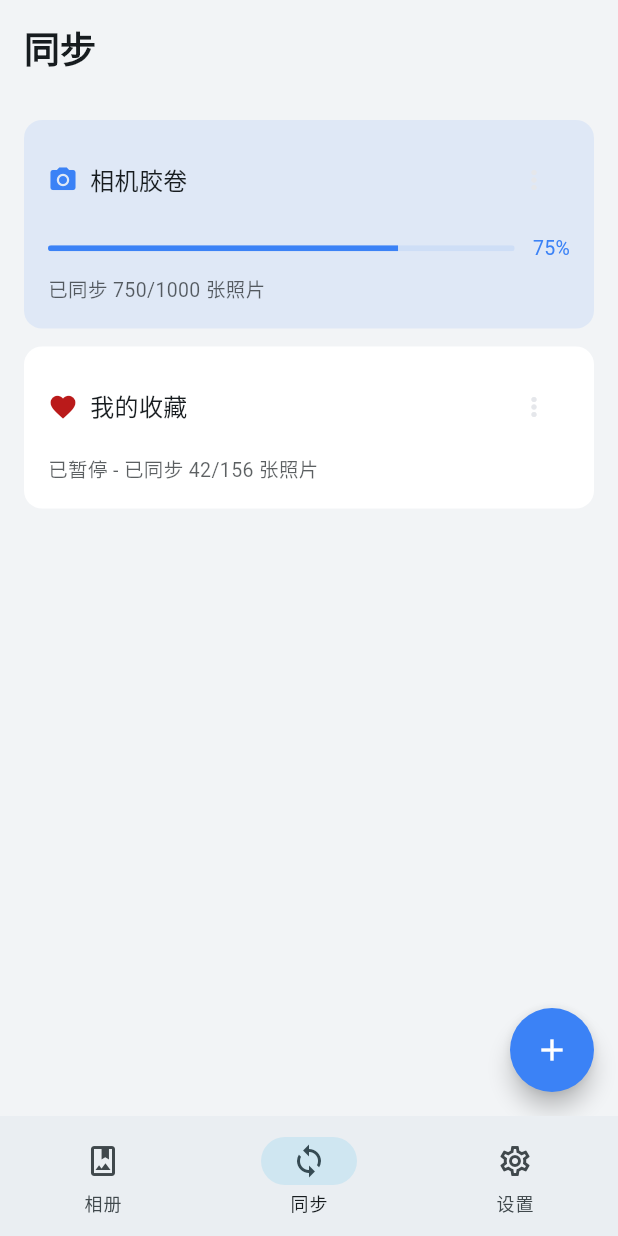
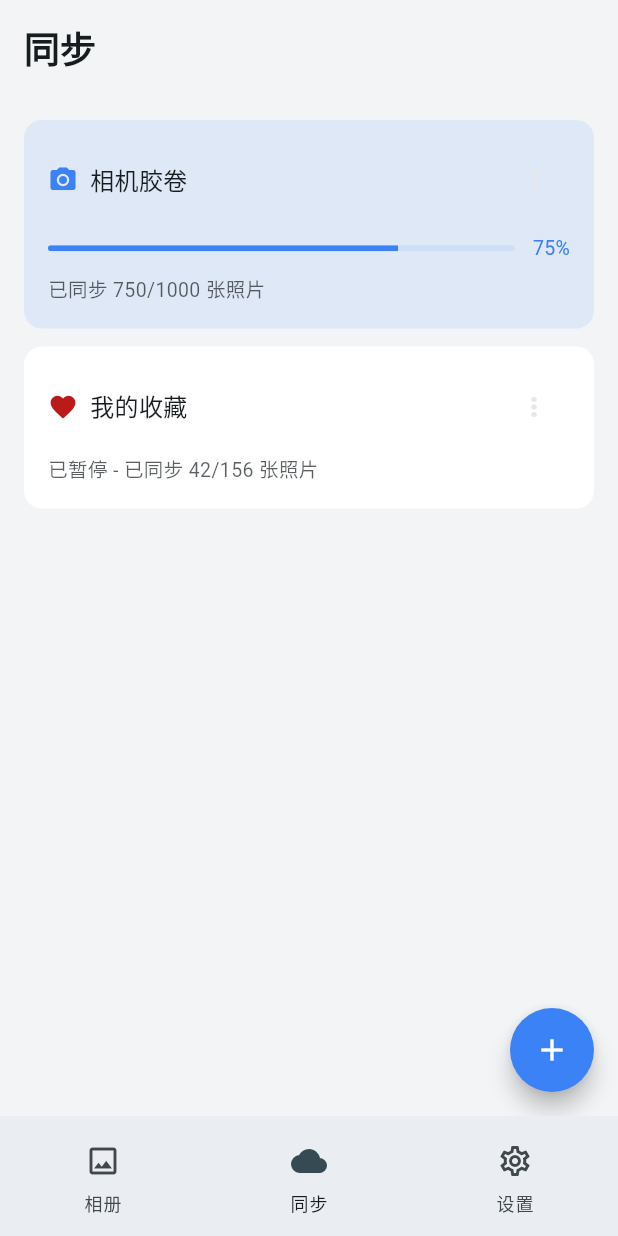
Before and after one commit to moohng/only-sync-flutter, a Flutter app: the screen it shows after launch, item 2 of the bottom bar chosen, on a phone screen of 412 x 824 dp. Run offline on Flutter 3.47's test engine with Material 3 defaults, Android fonts, the phone set to English and light mode, and no system bars; our stand-ins replace chewie, device_info_plus, extended_image, get, qr_flutter, shared_preferences and 2 more; missing offline and left inert: encrypt, mobile_scanner, photo_manager, photo_manager_image_provider, webdav_client; accounts and stored records are empty.

```diff
--- a/lib/main.dart
+++ b/lib/main.dart
@@ -63,15 +63,20 @@ class MainPage extends StatelessWidget {
       bottomNavigationBar: Obx(() => NavigationBar(
             selectedIndex: controller.tabIndex.value,
             onDestinationSelected: controller.changeTabIndex,
+            indicatorColor: Colors.transparent,
+            // overlayColor: WidgetStatePropertyAll(Colors.amberAccent),
+            // elevation: 18,
+            // shadowColor: Colors.black26,
+            // indicatorShape: const StadiumBorder(),
             destinations: const [
               NavigationDestination(
-                icon: Icon(Icons.photo_album_outlined),
-                selectedIcon: Icon(Icons.photo_album),
+                icon: Icon(Icons.photo_outlined),
+                selectedIcon: Icon(Icons.photo),
                 label: '相册',
               ),
               NavigationDestination(
-                icon: Icon(Icons.sync_outlined),
-                selectedIcon: Icon(Icons.sync),
+                icon: Icon(Icons.cloud_outlined),
+                selectedIcon: Icon(Icons.cloud),
                 label: '同步',
               ),
               NavigationDestination(
--- a/pubspec.yaml
+++ b/pubspec.yaml
@@ -56,6 +56,7 @@ dependencies:
   crypto: ^3.0.6
   mobile_scanner: ^6.0.7
   sqflite: ^2.4.2
+  encrypt: ^5.0.3
 
 dev_dependencies:
   flutter_test:
```
Also changed, not shown: lib/utils/encryption_util.dart (added, +26 -0 lines), lib/views/account/add_page.dart (+18 -5 lines), pubspec.lock.
